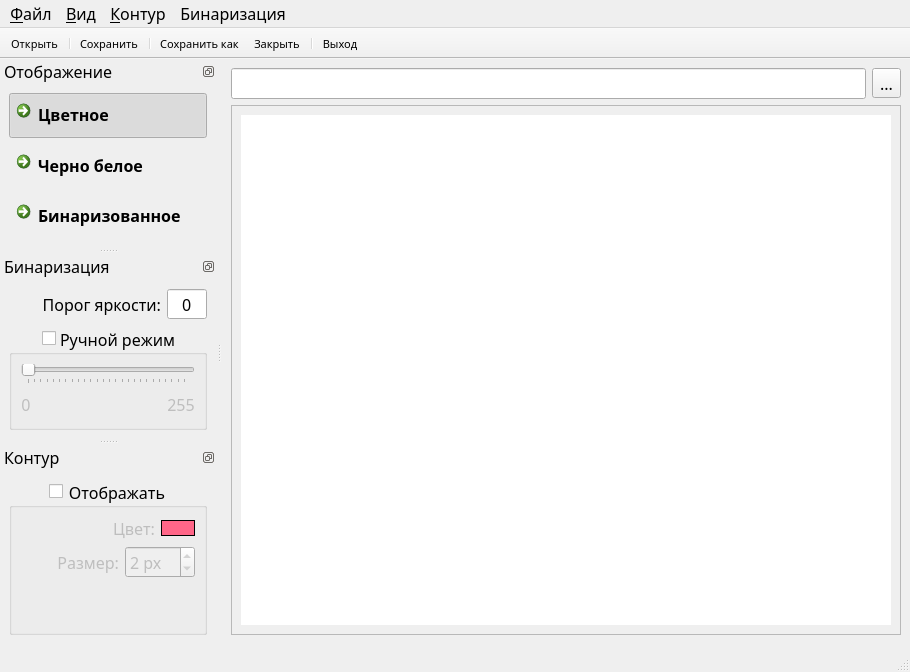
Qt form mainwindow.ui (gurmaaan/ContourDetector) before a commit.
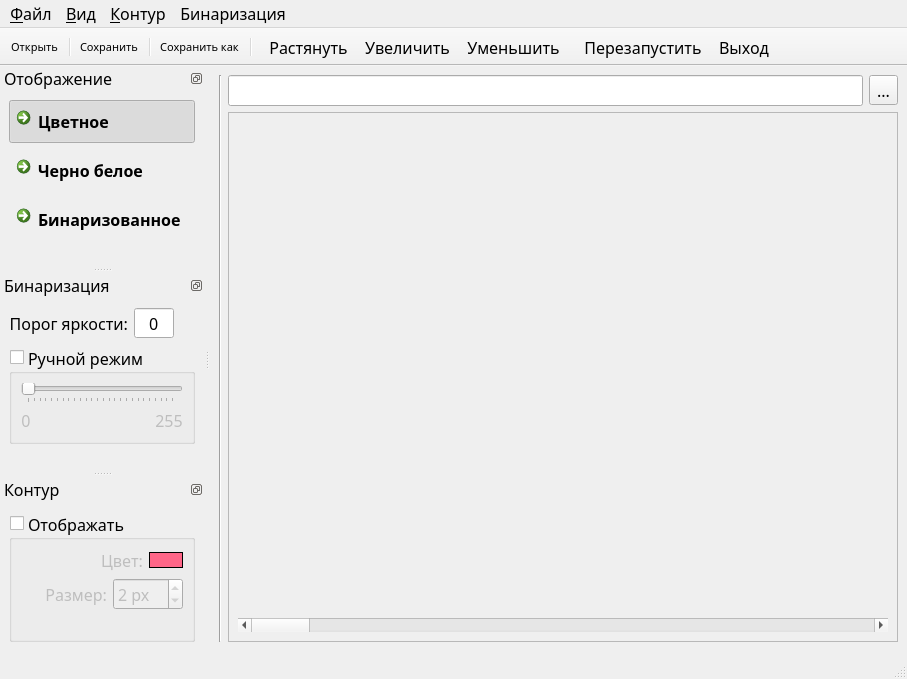
The same form after that commit. Icons and pictures are not drawn.

```diff
--- a/mainwindow.ui
+++ b/mainwindow.ui
@@ -2,12 +2,15 @@
 <ui version="4.0">
  <class>MainWindow</class>
  <widget class="QMainWindow" name="MainWindow">
+  <property name="enabled">
+   <bool>true</bool>
+  </property>
   <property name="geometry">
    <rect>
     <x>0</x>
     <y>0</y>
-    <width>910</width>
-    <height>672</height>
+    <width>907</width>
+    <height>679</height>
    </rect>
   </property>
   <property name="font">
@@ -39,12 +42,18 @@
    <set>QMainWindow::AllowNestedDocks|QMainWindow::AnimatedDocks</set>
   </property>
   <widget class="QWidget" name="centralwidget">
-   <layout class="QVBoxLayout" name="verticalLayout_7">
+   <layout class="QHBoxLayout" name="horizontalLayout_6">
     <item>
-     <layout class="QHBoxLayout" name="pathHL">
-      <property name="sizeConstraint">
-       <enum>QLayout::SetFixedSize</enum>
+     <widget class="Line" name="line">
+      <property name="orientation">
+       <enum>Qt::Vertical</enum>
       </property>
+     </widget>
+    </item>
+    <item>
+     <layout class="QVBoxLayout" name="verticalLayout_6">
+      <item>
+       <layout class="QHBoxLayout" name="horizontalLayout_5">
       <item>
        <widget class="QLineEdit" name="pathLE"/>
       </item>
@@ -73,33 +82,48 @@
         <rect>
          <x>0</x>
          <y>0</y>
-         <width>668</width>
-         <height>508</height>
-        </rect>
-       </property>
-       <layout class="QVBoxLayout" name="verticalLayout_6">
+           <width>658</width>
+           <height>521</height>
+          </rect>
+         </property>
+         <layout class="QVBoxLayout" name="verticalLayout_7">
         <item>
          <widget class="QLabel" name="imageLabel">
+            <property name="sizePolicy">
+             <sizepolicy hsizetype="Ignored" vsizetype="Ignored">
+              <horstretch>0</horstretch>
+              <verstretch>0</verstretch>
+             </sizepolicy>
+            </property>
           <property name="minimumSize">
            <size>
             <width>640</width>
             <height>480</height>
            </size>
           </property>
-          <property name="styleSheet">
-           <string notr="true">background : rgb(255, 255, 255);</string>
-          </property>
           <property name="text">
            <string/>
           </property>
+            <property name="scaledContents">
+             <bool>false</bool>
+            </property>
           <property name="alignment">
            <set>Qt::AlignCenter</set>
           </property>
          </widget>
         </item>
+          <item>
+           <widget class="QScrollBar" name="horizontalScrollBar">
+            <property name="orientation">
+             <enum>Qt::Horizontal</enum>
+            </property>
+           </widget>
+          </item>
        </layout>
       </widget>
      </widget>
+      </item>
+     </layout>
     </item>
    </layout>
   </widget>
@@ -108,7 +132,7 @@
     <rect>
      <x>0</x>
      <y>0</y>
-     <width>910</width>
+     <width>907</width>
      <height>25</height>
     </rect>
    </property>
@@ -137,34 +161,33 @@
     <addaction name="separator"/>
     <addaction name="exitActr"/>
    </widget>
+   <widget class="QMenu" name="contourMenu">
+    <property name="title">
+     <string>&amp;Контур</string>
+    </property>
+   </widget>
+   <widget class="QMenu" name="tresholdMenu">
+    <property name="title">
+     <string>Бинаризация</string>
+    </property>
+    <addaction name="trLevelAutoAct"/>
+   </widget>
    <widget class="QMenu" name="menu_view">
     <property name="title">
      <string>&amp;Вид</string>
     </property>
-    <addaction name="normalScreenAct"/>
-    <addaction name="fullScreenAct"/>
+    <addaction name="fitImgAct"/>
     <addaction name="separator"/>
     <addaction name="clrImgAc"/>
     <addaction name="bwImgAct"/>
     <addaction name="trImgAct"/>
    </widget>
-   <widget class="QMenu" name="contourMenu">
-    <property name="title">
-     <string>&amp;Контур</string>
-    </property>
-   </widget>
-   <widget class="QMenu" name="tresholdMenu">
-    <property name="title">
-     <string>Бинаризация</string>
-    </property>
-    <addaction name="trLevelAutoAct"/>
-   </widget>
    <addaction name="fileMenu"/>
    <addaction name="menu_view"/>
    <addaction name="contourMenu"/>
    <addaction name="tresholdMenu"/>
   </widget>
-  <widget class="QToolBar" name="toolBar">
+  <widget class="QToolBar" name="fileTB">
    <property name="font">
     <font>
      <pointsize>8</pointsize>
@@ -202,12 +225,10 @@
    <addaction name="saveAct"/>
    <addaction name="separator"/>
    <addaction name="saveAsAct"/>
-   <addaction name="closeAct"/>
    <addaction name="separator"/>
-   <addaction name="exitActr"/>
   </widget>
   <widget class="QStatusBar" name="statusBar"/>
-  <widget class="QDockWidget" name="dockWidgetLeft">
+  <widget class="QDockWidget" name="imageViewDock">
    <property name="sizePolicy">
     <sizepolicy hsizetype="Preferred" vsizetype="Preferred">
      <horstretch>0</horstretch>
@@ -217,12 +238,15 @@
    <property name="minimumSize">
     <size>
      <width>200</width>
-     <height>177</height>
+     <height>183</height>
     </size>
    </property>
    <property name="contextMenuPolicy">
     <enum>Qt::NoContextMenu</enum>
    </property>
+   <property name="styleSheet">
+    <string notr="true"/>
+   </property>
    <property name="features">
     <set>QDockWidget::DockWidgetFloatable|QDockWidget::DockWidgetMovable</set>
    </property>
@@ -237,7 +261,7 @@
    </attribute>
    <widget class="QWidget" name="dockWidgetContents">
     <layout class="QVBoxLayout" name="verticalLayout_5">
-     <item>
+     <item alignment="Qt::AlignVCenter">
       <widget class="QCommandLinkButton" name="clrImgCommand">
        <property name="text">
         <string>Цветное</string>
@@ -266,7 +290,7 @@
        </property>
       </widget>
      </item>
-     <item>
+     <item alignment="Qt::AlignVCenter">
       <widget class="QCommandLinkButton" name="bwImgCommand">
        <property name="contextMenuPolicy">
         <enum>Qt::NoContextMenu</enum>
@@ -292,7 +316,7 @@
        </property>
       </widget>
      </item>
-     <item>
+     <item alignment="Qt::AlignVCenter">
       <widget class="QCommandLinkButton" name="trImgCommand">
        <property name="text">
         <string>Бинаризованное</string>
@@ -310,12 +334,28 @@
        <property name="checkable">
         <bool>true</bool>
        </property>
+       <property name="autoExclusive">
+        <bool>true</bool>
+       </property>
       </widget>
      </item>
+     <item>
+      <spacer name="verticalSpacer_3">
+       <property name="orientation">
+        <enum>Qt::Vertical</enum>
+       </property>
+       <property name="sizeHint" stdset="0">
+        <size>
+         <width>20</width>
+         <height>40</height>
+        </size>
+       </property>
+      </spacer>
+     </item>
     </layout>
    </widget>
   </widget>
-  <widget class="QDockWidget" name="dockWidget_5">
+  <widget class="QDockWidget" name="tresholdDock">
    <property name="features">
     <set>QDockWidget::DockWidgetFloatable|QDockWidget::DockWidgetMovable</set>
    </property>
@@ -332,19 +372,6 @@
     <layout class="QVBoxLayout" name="verticalLayout_4">
      <item>
       <layout class="QHBoxLayout" name="horizontalLayout_3">
-       <item>
-        <spacer name="horizontalSpacer_4">
-         <property name="orientation">
-          <enum>Qt::Horizontal</enum>
-         </property>
-         <property name="sizeHint" stdset="0">
-          <size>
-           <width>40</width>
-           <height>20</height>
-          </size>
-         </property>
-        </spacer>
-       </item>
        <item>
         <widget class="QLabel" name="trLevelLabel">
          <property name="text">
@@ -374,6 +401,19 @@
          </property>
         </widget>
        </item>
+       <item>
+        <spacer name="horizontalSpacer_4">
+         <property name="orientation">
+          <enum>Qt::Horizontal</enum>
+         </property>
+         <property name="sizeHint" stdset="0">
+          <size>
+           <width>40</width>
+           <height>20</height>
+          </size>
+         </property>
+        </spacer>
+       </item>
       </layout>
      </item>
      <item>
@@ -382,7 +422,7 @@
         <string>Ручной режим</string>
        </property>
        <property name="alignment">
-        <set>Qt::AlignCenter</set>
+        <set>Qt::AlignLeading|Qt::AlignLeft|Qt::AlignVCenter</set>
        </property>
        <property name="checkable">
         <bool>true</bool>
@@ -447,10 +487,26 @@
        </layout>
       </widget>
      </item>
+     <item>
+      <spacer name="verticalSpacer_2">
+       <property name="orientation">
+        <enum>Qt::Vertical</enum>
+       </property>
+       <property name="sizeHint" stdset="0">
+        <size>
+         <width>20</width>
+         <height>40</height>
+        </size>
+       </property>
+      </spacer>
+     </item>
     </layout>
    </widget>
   </widget>
-  <widget class="QDockWidget" name="dockWidget_4">
+  <widget class="QDockWidget" name="contourDock">
+   <property name="autoFillBackground">
+    <bool>false</bool>
+   </property>
    <property name="floating">
     <bool>false</bool>
    </property>
@@ -474,7 +530,7 @@
         <string>Отображать</string>
        </property>
        <property name="alignment">
-        <set>Qt::AlignCenter</set>
+        <set>Qt::AlignLeading|Qt::AlignLeft|Qt::AlignVCenter</set>
        </property>
        <property name="checkable">
         <bool>true</bool>
@@ -601,6 +657,42 @@
     </layout>
    </widget>
   </widget>
+  <widget class="QToolBar" name="viewTB">
+   <property name="enabled">
+    <bool>true</bool>
+   </property>
+   <property name="windowTitle">
+    <string>toolBar_2</string>
+   </property>
+   <property name="movable">
+    <bool>false</bool>
+   </property>
+   <attribute name="toolBarArea">
+    <enum>TopToolBarArea</enum>
+   </attribute>
+   <attribute name="toolBarBreak">
+    <bool>false</bool>
+   </attribute>
+   <addaction name="fitImgAct"/>
+   <addaction name="zoomInAct"/>
+   <addaction name="zoomOutAct"/>
+  </widget>
+  <widget class="QToolBar" name="systemTB">
+   <property name="windowTitle">
+    <string>toolBar_3</string>
+   </property>
+   <property name="movable">
+    <bool>false</bool>
+   </property>
+   <attribute name="toolBarArea">
+    <enum>TopToolBarArea</enum>
+   </attribute>
+   <attribute name="toolBarBreak">
+    <bool>false</bool>
+   </attribute>
+   <addaction name="restartAct"/>
+   <addaction name="exitActr"/>
+  </widget>
   <action name="openAct">
    <property name="icon">
     <iconset resource="source.qrc">
@@ -679,34 +771,22 @@
     <string>Ctrl+Q</string>
    </property>
   </action>
-  <action name="normalScreenAct">
+  <action name="fitImgAct">
    <property name="checkable">
     <bool>true</bool>
    </property>
-   <property name="icon">
-    <iconset resource="source.qrc">
-     <normaloff>:/icons/normalScreenIc.png</normaloff>:/icons/normalScreenIc.png</iconset>
-   </property>
-   <property name="text">
-    <string>Обычный режим</string>
-   </property>
-   <property name="toolTip">
-    <string>Вернуться в обычный режим</string>
-   </property>
-  </action>
-  <action name="fullScreenAct">
-   <property name="checkable">
-    <bool>true</bool>
+   <property name="checked">
+    <bool>false</bool>
    </property>
    <property name="icon">
     <iconset resource="source.qrc">
      <normaloff>:/icons/fullScreenIc.png</normaloff>:/icons/fullScreenIc.png</iconset>
    </property>
    <property name="text">
-    <string>Полноэкранный режим</string>
+    <string>Растянуть</string>
    </property>
    <property name="toolTip">
-    <string>Отобразить приложение во весь экран</string>
+    <string>Вписать изображение в виджет</string>
    </property>
    <property name="shortcut">
     <string>F11</string>
@@ -769,6 +849,45 @@
     <string>Порог бинаризации определяется автоматически</string>
    </property>
   </action>
+  <action name="restartAct">
+   <property name="icon">
+    <iconset resource="source.qrc">
+     <normaloff>:/icons/restartIc.png</normaloff>:/icons/restartIc.png</iconset>
+   </property>
+   <property name="text">
+    <string>Перезапустить</string>
+   </property>
+   <property name="toolTip">
+    <string>Перезапуск программы</string>
+   </property>
+   <property name="shortcut">
+    <string>Ctrl+R</string>
+   </property>
+  </action>
+  <action name="zoomInAct">
+   <property name="icon">
+    <iconset resource="source.qrc">
+     <normaloff>:/icons/zoomInIc.png</normaloff>:/icons/zoomInIc.png</iconset>
+   </property>
+   <property name="text">
+    <string>Увеличить</string>
+   </property>
+   <property name="toolTip">
+    <string>Увеличить изображение</string>
+   </property>
+  </action>
+  <action name="zoomOutAct">
+   <property name="icon">
+    <iconset resource="source.qrc">
+     <normaloff>:/icons/zoomOutIc.png</normaloff>:/icons/zoomOutIc.png</iconset>
+   </property>
+   <property name="text">
+    <string>Уменьшить</string>
+   </property>
+   <property name="toolTip">
+    <string>Уменьшить изображение</string>
+   </property>
+  </action>
  </widget>
  <tabstops>
   <tabstop>pathLE</tabstop>
```
Left out of the diff: 26 changed lines with no effect on the pictures. Lines whose indentation alone changed are shown as unchanged.
